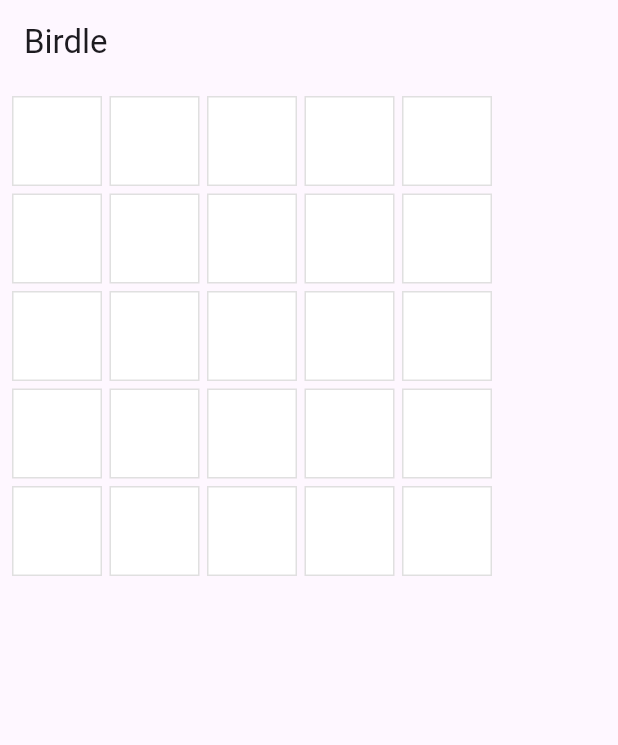
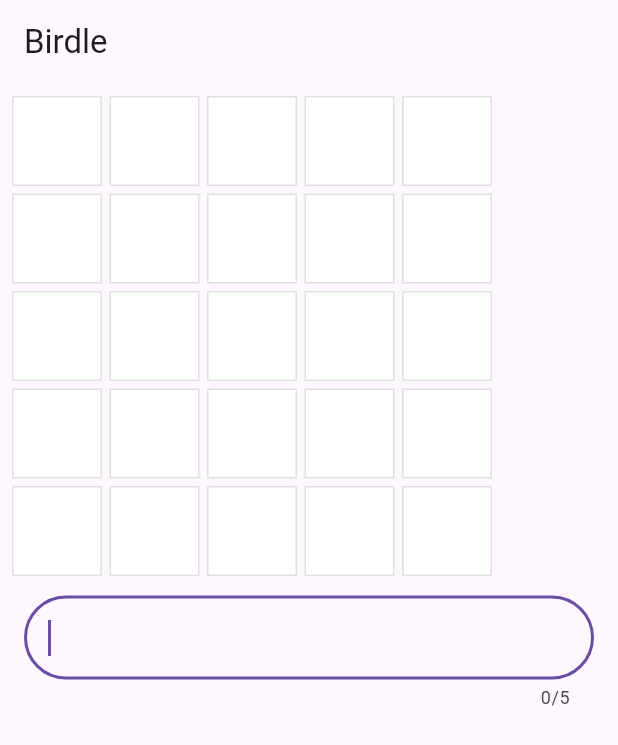
Before and after one commit to mona-raj/birdle, a Flutter app: the screen it shows after launch, on a phone screen of 412 x 824 dp. Shown: the top 745 px of the screen. Run offline on Flutter 3.47's test engine with Material 3 defaults, Android fonts, the phone set to English and light mode, and no system bars.

Commit message:
Add GuessInput widget and integrate it into GamePage for user input

```diff
--- a/lib/main.dart
+++ b/lib/main.dart
@@ -67,11 +67,56 @@
             Row(
               spacing: 5.0,
               children: [
-                for (var letter in guess)
-                  Tile(letter.char, letter.type),
-              ]),
+                for (var letter in guess) Tile(letter.char, letter.type),
+              ],
+            ),
+          GuessInput(
+            onSubmitGuess: (String guess) {
+              // TODO: handle guess
+              print(guess);
+            },
+          ),
         ],
       ),
     );
   }
 }
+
+class GuessInput extends StatelessWidget {
+  GuessInput({super.key, required this.onSubmitGuess});
+
+  final void Function(String) onSubmitGuess;
+
+  final TextEditingController _textEditingController = TextEditingController();
+
+  final FocusNode _focusNode = FocusNode();
+
+  @override
+  Widget build(BuildContext context) {
+    return Row(
+      children: [
+        Expanded(
+          child: Padding(
+            padding: const EdgeInsets.all(8.0),
+            child: TextField(
+              maxLength: 5,
+              decoration: InputDecoration(
+                border: OutlineInputBorder(
+                  borderRadius: BorderRadius.all(Radius.circular(35)),
+                ),
+              ),
+              controller: _textEditingController,
+              autofocus: true,
+              focusNode: _focusNode,
+              onSubmitted: (String _) {
+                onSubmitGuess(_textEditingController.text.trim());
+                _textEditingController.clear();
+                _focusNode.requestFocus();
+              },
+            ),
+          ),
+        ),
+      ],
+    );
+  }
+}
```
